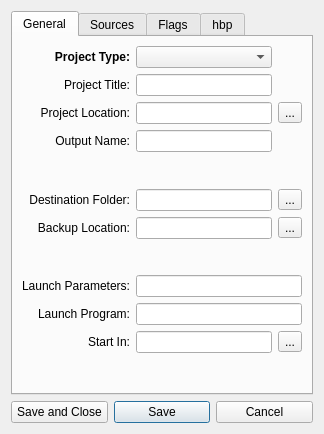
Above: harbour/contrib/hbide/resources/projectpropertiesex.ui from harbour/core before the change. Below: the same form after it.
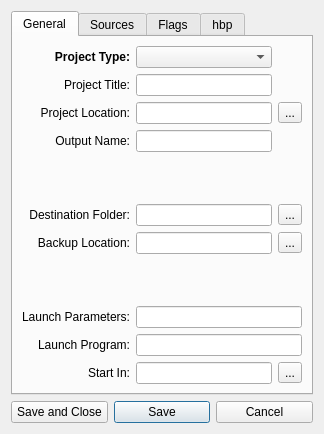
That is the form after the change.

Commit message: 2010-04-27 01:11 UTC-0800 Pritpal Bedi (pritpal@vouchcac.com)   * contrib/hbide/resources/environ.ui   * contrib/hbide/resources/environ.uic   * contrib/hbide/resources/projectpropertiesex.ui   * contrib/hbide/resources/projectpropertiesex.uic   * contrib/hbide/resources/shortcuts.ui   * contrib/hbide/resources/shortcuts.uic

Diff of the .ui file:
```diff
--- a/harbour/contrib/hbide/resources/projectpropertiesex.ui
+++ b/harbour/contrib/hbide/resources/projectpropertiesex.ui
@@ -253,19 +253,6 @@
          </property>
         </spacer>
        </item>
-       <item row="12" column="1">
-        <spacer name="verticalSpacer_3">
-         <property name="orientation">
-          <enum>Qt::Vertical</enum>
-         </property>
-         <property name="sizeHint" stdset="0">
-          <size>
-           <width>20</width>
-           <height>40</height>
-          </size>
-         </property>
-        </spacer>
-       </item>
       </layout>
      </widget>
      <widget class="QWidget" name="tabFiles">
```
The commit also changes 10 other files.
